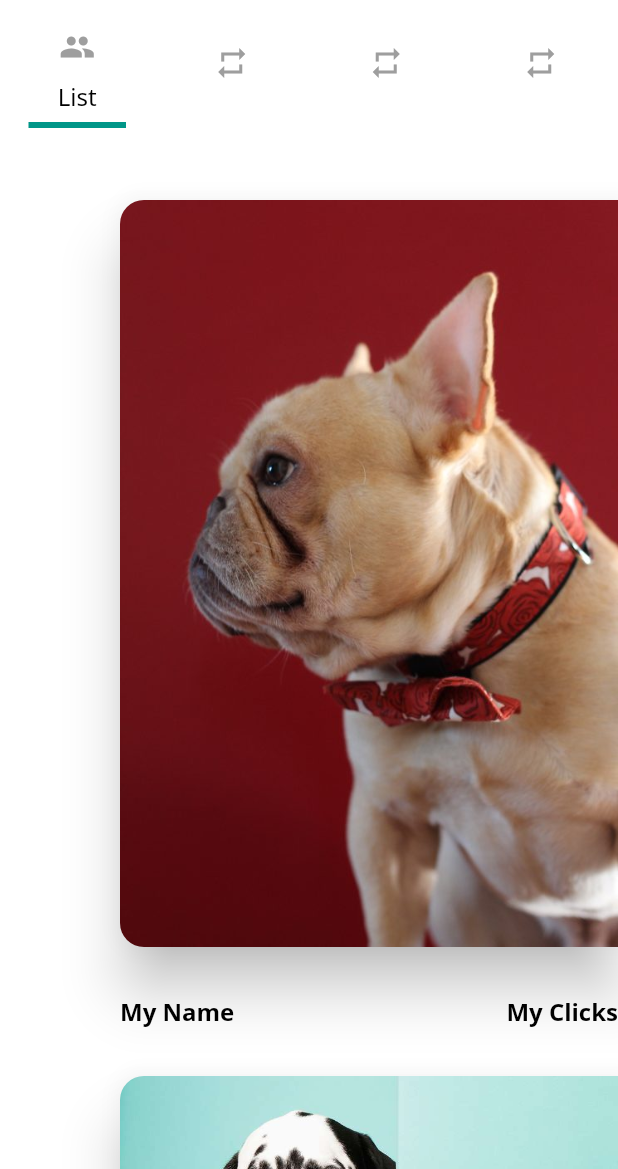
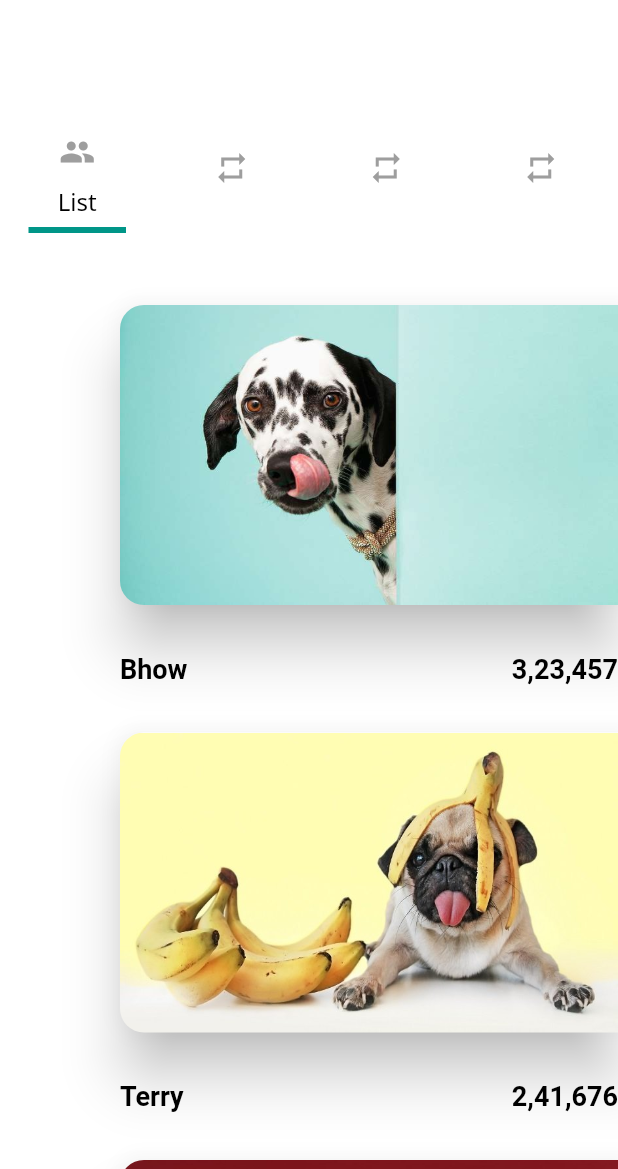
Before and after one commit to DhruvamSharma/UI-With-Flutter, a Flutter app: the screen it shows after launch, on a phone screen of 412 x 824 dp, the part 67-1236 px from its top. Run offline on Flutter 3.47's test engine with Material 2 defaults, Android fonts, the phone set to English and light mode, and no system bars; Roboto replaces fonts that are missing (NotoSans-Regular).

Commit message:
app design upgraded. card list made more modular with view models. Next Step: animations and gradients

```diff
--- a/fluttery_interaction_design/lib/dog_detail.dart
+++ b/fluttery_interaction_design/lib/dog_detail.dart
@@ -1,8 +1,9 @@
 import 'package:flutter/material.dart';
+import 'package:fluttery_interaction_design/dogs_list.dart';
 
 class DogDetail extends StatelessWidget {
-  DogDetail(this.dogImage, this.position);
-  final String dogImage;
+  DogDetail(this.model, this.position);
+  final DogViewModel model;
   final int position;
   @override
   Widget build(BuildContext context) {
@@ -16,11 +17,14 @@ class DogDetail extends StatelessWidget {
             backgroundColor: Colors.white,
             automaticallyImplyLeading: true,
             flexibleSpace: Hero(
-                child: Image(image: AssetImage(dogImage),
+                child: Image(image: AssetImage(model.assetImagePath),
                 fit: BoxFit.fill,),
               tag: 'myHeroWidget$position',
             ),
-          )
+          ),
+          SliverList(delegate: SliverChildListDelegate(<Widget>[
+            Text(model.dogName, style: TextStyle(color: Colors.teal, fontSize: 32),),
+          ]))
         ],
       ),
     );
@@ -28,3 +32,27 @@ class DogDetail extends StatelessWidget {
   }
 
 }
+
+//class MyAnimatedContainer extends StatefulWidget {
+//  @override
+//  State<StatefulWidget> createState() => MyAnimatedContainerState();
+//
+//}
+//
+//class MyAnimatedContainerState extends State<MyAnimatedContainer> with TickerProviderStateMixin<MyAnimatedContainer> {
+//  AnimationController controller;
+//
+//  @override
+//  void initState() {
+//    super.initState();
+//    controller = AnimationController(vsync: this, duration: Duration(milliseconds: 2000));
+//  }
+//  @override
+//  Widget build(BuildContext context) {
+//    // TODO: implement build
+//    return PositionedTransition(
+//        rect: Animation<>,
+//        child: Text('My world'),
+//    );
+//  }
+//}
--- a/fluttery_interaction_design/lib/dogs_list.dart
+++ b/fluttery_interaction_design/lib/dogs_list.dart
@@ -1,15 +1,14 @@
 import 'package:flutter/material.dart';
 import 'package:fluttery_interaction_design/dog_detail.dart';
 
+final dogs = [
+  DogViewModel(assetImagePath: 'assets/dog2.jpg', dogName: 'Bhow', numberOfLikes: '3,23,457'),
+  DogViewModel(assetImagePath: 'assets/dog1.jpg', dogName: 'Terry', numberOfLikes: '2,41,676'),
+  DogViewModel(assetImagePath: 'assets/dog4.jpg', dogName: 'Shiels', numberOfLikes: '1,87,222'),
+  DogViewModel(assetImagePath: 'assets/dog3.jpg', dogName: 'Tom', numberOfLikes: '8,43,453'),
+];
+
 class DogsList extends StatelessWidget {
-  final dogImages = ['assets/dog4.jpg','assets/dog2.jpg','assets/dog3.jpg','assets/dog1.jpg'];
-  final textStyle = TextStyle(
-    color: Colors.black,
-    fontWeight: FontWeight.bold,
-    fontSize: 16
-  );
-
-  final double _cardBorderRadius = 16;
   @override
   Widget build(BuildContext context) {
     return Padding(
@@ -20,10 +19,31 @@ class DogsList extends StatelessWidget {
           return GestureDetector(
             onTap: () {
               Navigator.push(context, MaterialPageRoute(builder: (context) {
-                  return DogDetail(dogImages[position], position);
+                return DogDetail(dogs[position], position);
               }));
             },
-              child: Container(
+            child: DogCard(model: dogs[position], position: position,),
+          );
+        },
+      ),
+    );
+  }
+}
+
+class DogCard extends StatelessWidget {
+
+  final DogViewModel model;
+  final int position;
+  DogCard({this.model, this.position});
+
+  final textStyle =
+  TextStyle(color: Colors.black, fontWeight: FontWeight.bold, fontSize: 18, fontFamily: 'NotoSans-Regular');
+
+  final double _cardBorderRadius = 16;
+  @override
+  Widget build(BuildContext context) {
+    // TODO: implement build
+    return Container(
       child: Column(
         children: <Widget>[
           Hero(
@@ -31,14 +51,21 @@ class DogsList extends StatelessWidget {
             child: SingleChildScrollView(
               child: Card(
                 shape: RoundedRectangleBorder(
-                            borderRadius: BorderRadius.only(topLeft: Radius.circular(_cardBorderRadius), bottomLeft: Radius.circular(_cardBorderRadius))
-                          ),
-                          margin: EdgeInsets.only(left: 48,top: 32,bottom: 32),
+                    borderRadius: BorderRadius.only(
+                        topLeft: Radius.circular(_cardBorderRadius),
+                        bottomLeft:
+                        Radius.circular(_cardBorderRadius))),
+                margin: EdgeInsets.only(left: 48, top: 32, bottom: 32),
                 elevation: 16,
                 clipBehavior: Clip.antiAliasWithSaveLayer,
                 child: Column(
                   children: <Widget>[
-                              Image(image: AssetImage(dogImages[position])),
+                    Image(
+                      image: AssetImage(model.assetImagePath),
+                      fit: BoxFit.fill,
+                      height: 200,
+                      width: 400,
+                    ),
                   ],
                 ),
               ),
@@ -49,18 +76,28 @@ class DogsList extends StatelessWidget {
             child: Row(
               mainAxisAlignment: MainAxisAlignment.spaceBetween,
               children: <Widget>[
-                          Text('My Name', style: textStyle,),
-                          Text('My Clicks', style: textStyle,)
+                Text(
+                  model.dogName,
+                  style: textStyle,
+                ),
+                Text(
+                  model.numberOfLikes,
+                  style: textStyle,
+                )
               ],
             ),
           ),
         ],
       ),
-              ),
-            );
-          },
-      ),
     );
   }
 
 }
+
+class DogViewModel {
+  final String assetImagePath;
+  final String dogName;
+  final String numberOfLikes;
+
+  DogViewModel({this.assetImagePath, this.dogName, this.numberOfLikes});
+}
--- a/fluttery_interaction_design/lib/main.dart
+++ b/fluttery_interaction_design/lib/main.dart
@@ -1,4 +1,5 @@
 import 'package:flutter/material.dart';
+import 'package:flutter/src/foundation/diagnostics.dart';
 import 'dogs_list.dart';
 
 void main() => runApp(MyApp());
@@ -89,9 +90,17 @@ class _MyHomePageState extends State<MyHomePage> with SingleTickerProviderStateM
   Widget build(BuildContext context) {
     return DefaultTabController(
       length: 3,
-      child: Scaffold(
-        appBar: AppBar(
-          backgroundColor: Colors.white,
+      child: Stack(
+        children: <Widget>[
+          Container(
+            child: Image.asset('assets/gradient.png'),
+          ),
+          Scaffold(
+            //backgroundColor: Colors.white,
+            appBar: PreferredSize(
+              preferredSize: Size.fromHeight(200),
+              child: AppBar(
+                backgroundColor: Colors.transparent,
                 elevation: 0,
                 centerTitle: true,
                 title: Text("My Pet Stories",
@@ -127,7 +136,10 @@ class _MyHomePageState extends State<MyHomePage> with SingleTickerProviderStateM
                   controller: tabController,
                 ),
               ),
-        body: TabBarView(children: <Widget>[
+            ),
+            body: Container(
+              color: Colors.white,
+              child: TabBarView(children: <Widget>[
                 DogsList(),
                 DogsList(),
                 Center(child: Text('my data 2')),
@@ -135,6 +147,16 @@ class _MyHomePageState extends State<MyHomePage> with SingleTickerProviderStateM
               ],
                 controller: tabController,),
             ),
+          ),
+        ],
+      ),
     );
   }
 }
+
+
+class CustomAppBar extends AppBar {
+  @override
+  // TODO: implement preferredSize
+  Size get preferredSize => Size.fromHeight(200);
+}
--- a/fluttery_interaction_design/pubspec.yaml
+++ b/fluttery_interaction_design/pubspec.yaml
@@ -40,11 +40,12 @@ flutter:
     - assets/dog1.jpg
     - assets/dog2.jpg
     - assets/dog4.jpg
+
+    - assets/gradient.png
   fonts:
     - family: NotoSans
       fonts:
       - asset: fonts/NotoSans-Regular.ttf
-        weight: 700
       - asset: fonts/NotoSans-Bold.ttf
 
   # To add assets to your application, add an assets section, like this:
```
Also changed, not shown: fluttery_interaction_design/assets/gradient.png (added). Lines whose indentation alone changed are shown as unchanged.
